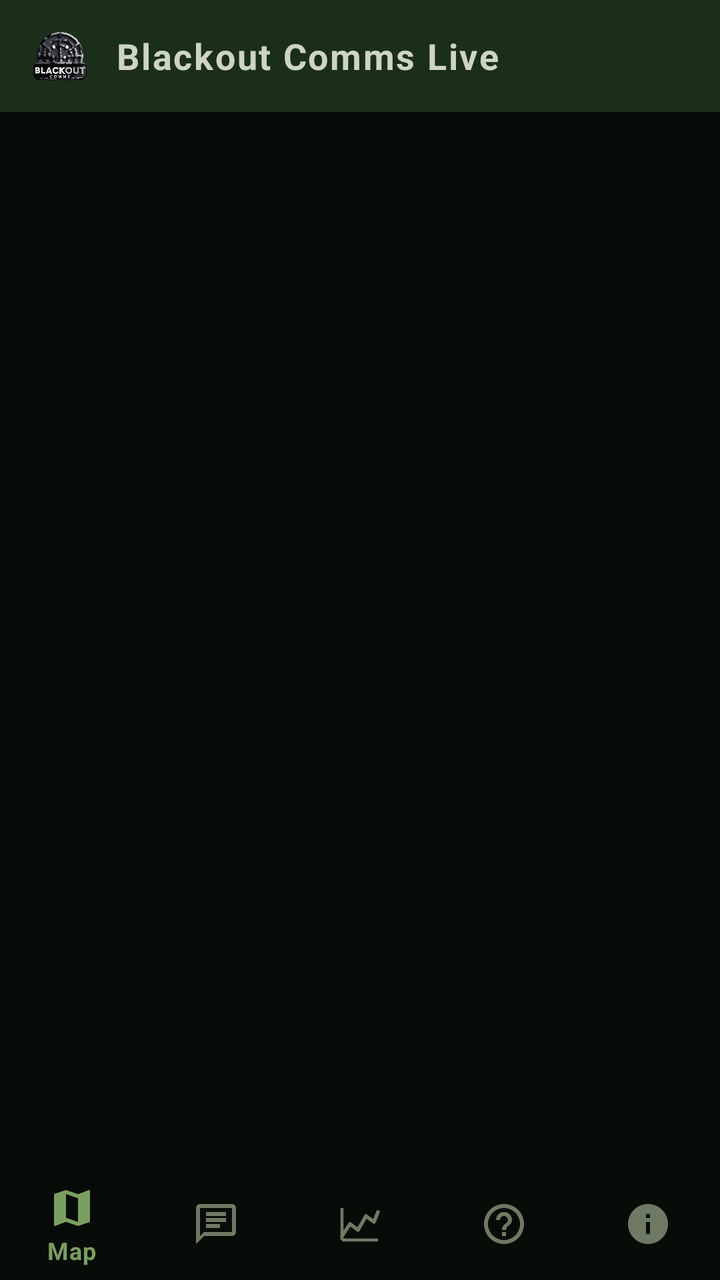
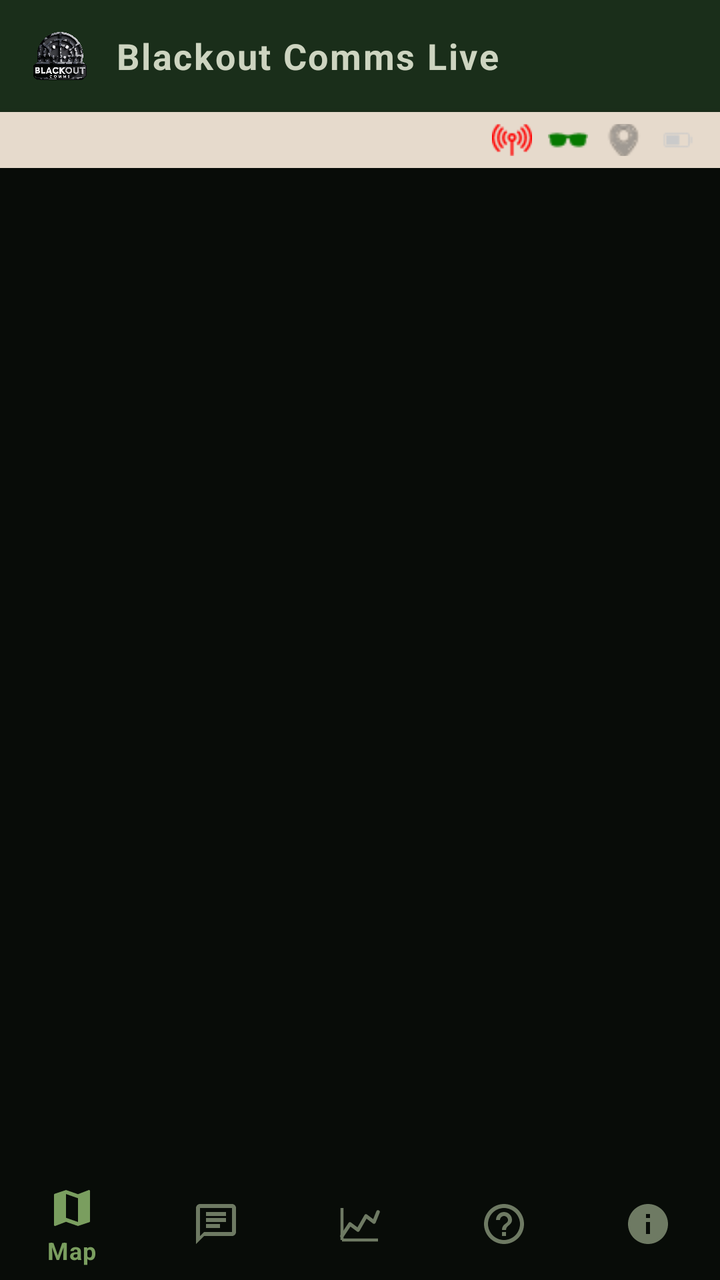

Before-and-after screenshots of an Android layout around one commit, followed by the original layout XML and the change that was made.
<!-- AndroidManifest.xml: application theme Theme.BlackoutCommsLive -->
<!-- res/layout/activity_main.xml -->
<?xml version="1.0" encoding="utf-8"?>
<LinearLayout
    xmlns:android="http://schemas.android.com/apk/res/android"
    xmlns:app="http://schemas.android.com/apk/res-auto"
    android:layout_width="match_parent"
    android:layout_height="match_parent"
    android:orientation="vertical"
    android:fitsSystemWindows="true">

    <com.google.android.material.appbar.AppBarLayout
        android:id="@+id/app_bar"
        android:layout_width="match_parent"
        android:layout_height="wrap_content"
        android:background="@color/primary">

        <androidx.appcompat.widget.Toolbar
            android:id="@+id/toolbar"
            android:layout_width="match_parent"
            android:layout_height="?attr/actionBarSize"
            android:background="@color/primary"
            app:contentInsetStart="0dp"
            app:contentInsetStartWithNavigation="0dp"
            app:titleTextColor="@color/text_primary"
            app:subtitleTextColor="@color/text_secondary">

            
            <LinearLayout
                android:layout_width="wrap_content"
                android:layout_height="match_parent"
                android:orientation="horizontal"
                android:gravity="center_vertical"
                android:paddingStart="12dp">

                <ImageView
                    android:id="@+id/toolbar_logo"
                    android:layout_width="36dp"
                    android:layout_height="36dp"
                    android:layout_marginEnd="10dp"
                    android:contentDescription="Blackout Comms logo"
                    android:scaleType="fitCenter"
                    android:src="@drawable/blackout_comms_logo" />

                <TextView
                    android:id="@+id/toolbar_title"
                    android:layout_width="wrap_content"
                    android:layout_height="wrap_content"
                    android:text="Blackout Comms Live"
                    android:textColor="@color/text_primary"
                    android:textSize="18sp"
                    android:textStyle="bold"
                    android:letterSpacing="0.05" />

            </LinearLayout>

        </androidx.appcompat.widget.Toolbar>

    </com.google.android.material.appbar.AppBarLayout>

    
    <FrameLayout
        android:id="@+id/fragment_container"
        android:layout_width="match_parent"
        android:layout_height="0dp"
        android:layout_weight="1" />

    <com.google.android.material.bottomnavigation.BottomNavigationView
        android:id="@+id/bottom_navigation"
        android:layout_width="match_parent"
        android:layout_height="wrap_content"
        android:background="@color/nav_background"
        app:itemIconTint="@color/nav_icon_tint"
        app:itemTextColor="@color/nav_text_tint"
        app:menu="@menu/bottom_nav_menu" />

</LinearLayout>
<!-- resources referenced by this layout -->
<resources>
  <color name="nav_background">#080C08</color>
  <color name="primary">#1A2E1A</color>
  <color name="text_primary">#CDD4C0</color>
  <color name="text_secondary">#6E7A63</color>
  <!-- drawable blackout_comms_logo: png bitmap (drawable, 278971 bytes) -->
  <style name="Theme.BlackoutCommsLive" parent="Theme.MaterialComponents.DayNight.NoActionBar">
          <item name="colorPrimary">@color/primary</item>
          <item name="colorPrimaryVariant">@color/primary_variant</item>
          <item name="colorOnPrimary">@color/text_primary</item>
          <item name="colorSecondary">@color/accent</item>
          <item name="colorOnSecondary">@color/background</item>
          <item name="android:colorBackground">@color/background</item>
          <item name="android:windowBackground">@color/background</item>
          <item name="bottomSheetDialogTheme">@style/BottomSheetDialogTheme</item>
          
          <item name="materialAlertDialogTheme">@style/AlertDialogTheme</item>
          
          <item name="alertDialogTheme">@style/AlertDialogTheme</item>
      </style>
  <color name="primary_variant">#0D1A0D</color>
  <color name="accent">#7A9E5F</color>
  <color name="background">#080C08</color>
  <style name="BottomSheetDialogTheme" parent="Theme.MaterialComponents.BottomSheetDialog">
          <item name="android:windowIsFloating">false</item>
          <item name="bottomSheetStyle">@style/BottomSheetStyle</item>
      </style>
  <style name="AlertDialogTheme" parent="ThemeOverlay.MaterialComponents.MaterialAlertDialog">
          <item name="colorSurface">@color/surface</item>
          <item name="colorOnSurface">@color/text_primary</item>
          <item name="colorPrimary">@color/accent</item>
          <item name="android:textColorPrimary">@color/text_primary</item>
          <item name="android:textColorSecondary">@color/text_secondary</item>
          <item name="buttonBarPositiveButtonStyle">@style/DialogButtonStyle</item>
          <item name="buttonBarNegativeButtonStyle">@style/DialogButtonStyle</item>
          <item name="buttonBarNeutralButtonStyle">@style/DialogButtonStyle</item>
      </style>
  <style name="BottomSheetStyle" parent="Widget.Design.BottomSheet.Modal">
          <item name="android:background">@color/surface</item>
      </style>
  <color name="surface">#0F140F</color>
  <style name="DialogButtonStyle" parent="Widget.MaterialComponents.Button.TextButton.Dialog">
          <item name="android:textColor">@color/accent</item>
      </style>
</resources>

<!-- the commit's change to res/layout/activity_main.xml (unified diff, before → after) -->
@@ -49,12 +49,15 @@
                     android:textSize="18sp"
                     android:textStyle="bold"
                     android:letterSpacing="0.05" />
-
             </LinearLayout>
 
         </androidx.appcompat.widget.Toolbar>
 
     </com.google.android.material.appbar.AppBarLayout>
+    <include
+        layout="@layout/status_bar_cluster"
+        android:layout_width="match_parent"
+        android:layout_height="28dp" />
 
     
     <FrameLayout
@@ -62,6 +65,12 @@
         android:layout_width="match_parent"
         android:layout_height="0dp"
         android:layout_weight="1" />
+
+    <include
+        layout="@layout/overlay_mc_mode"
+        android:id="@+id/mc_overlay"
+        android:layout_width="match_parent"
+        android:layout_height="match_parent" />
 
     <com.google.android.material.bottomnavigation.BottomNavigationView
         android:id="@+id/bottom_navigation"
@@ -73,3 +82,137 @@
         app:menu="@menu/bottom_nav_menu" />
 
 </LinearLayout>
+<!-- res/layout/status_bar_cluster.xml (included above) -->
+<?xml version="1.0" encoding="utf-8"?>
+<LinearLayout xmlns:android="http://schemas.android.com/apk/res/android"
+    android:id="@+id/status_bar_container"
+    android:layout_width="match_parent"
+    android:layout_height="28dp"
+    android:minHeight="28dp"
+    android:orientation="horizontal"
+    android:paddingStart="12dp"
+    android:paddingEnd="12dp"
+    android:paddingTop="6dp"
+    android:paddingBottom="6dp"
+    android:background="@color/secondary_background"
+    android:gravity="center_vertical"
+    android:elevation="2dp">
+
+    
+    <TextView
+        android:id="@+id/tv_frequency"
+        android:layout_width="wrap_content"
+        android:layout_height="wrap_content"
+        android:text="                  "
+        android:textSize="12sp"
+        android:textStyle="bold"
+        android:textColor="@color/primary"
+        android:letterSpacing="0.02"
+        android:singleLine="true"
+        android:ellipsize="end"
+        android:maxWidth="140dp"    />
+
+    
+    <View
+        android:layout_width="0dp"
+        android:layout_height="wrap_content"
+        android:layout_weight="1" />
+
+    
+    <TextView
+        android:id="@+id/tv_temperature"
+        android:layout_width="wrap_content"
+        android:layout_height="wrap_content"
+        android:layout_marginStart="10dp"
+        android:textSize="11.5sp"
+        android:textColor="@color/color_blue"
+        android:textStyle="bold"
+        android:visibility="gone"
+        android:text="100.0°" />
+
+    
+    <ImageView
+        android:id="@+id/icon_signal"
+        android:layout_width="20dp"
+        android:layout_height="20dp"
+        android:layout_marginStart="12dp"
+        android:src="@drawable/antenna_red"
+        android:scaleType="fitCenter"
+        android:contentDescription="Signal Quality" />
+
+    
+    <ImageView
+        android:id="@+id/icon_mc"
+        android:layout_width="20dp"
+        android:layout_height="20dp"
+        android:layout_marginStart="8dp"
+        android:scaleType="fitCenter"
+        android:src="@drawable/meshcore"
+        android:contentDescription="MeshCore Mode"
+        android:visibility="gone" />   
+
+    
+    <ImageView
+        android:id="@+id/icon_stealth"
+        android:layout_width="20dp"
+        android:layout_height="20dp"
+        android:layout_marginStart="8dp"
+        android:scaleType="fitCenter"
+        android:src="@drawable/stealth_disabled"
+        android:contentDescription="Stealth Mode" />
+
+    
+    <ImageView
+        android:id="@+id/icon_gps"
+        android:layout_width="20dp"
+        android:layout_height="20dp"
+        android:layout_marginStart="8dp"
+        android:src="@drawable/gps_disabled"
+        android:scaleType="centerInside"
+        android:adjustViewBounds="true"
+        android:padding="1dp"
+        android:contentDescription="GPS Status" />
+
+    
+    <ImageView
+        android:id="@+id/icon_battery"
+        android:layout_width="18dp"
+        android:layout_height="18dp"
+        android:layout_marginStart="8dp"
+        android:src="@drawable/battery_unknown"
+        android:scaleType="centerInside"
+        android:padding="1dp"
+        android:contentDescription="Battery Level"
+        />
+
+</LinearLayout>
+<!-- res/layout/overlay_mc_mode.xml (included above) -->
+<?xml version="1.0" encoding="utf-8"?>
+<LinearLayout xmlns:android="http://schemas.android.com/apk/res/android"
+    android:layout_width="match_parent"
+    android:layout_height="match_parent"
+    android:background="#80000000"
+    android:gravity="center"
+    android:orientation="vertical"
+    android:visibility="gone">
+
+    <TextView
+        android:layout_width="wrap_content"
+        android:layout_height="wrap_content"
+        android:text="MeshCore Mode"
+        android:textSize="24sp"
+        android:textStyle="bold"
+        android:textColor="#FFFFFF" />
+
+    <TextView
+        android:layout_width="wrap_content"
+        android:layout_height="wrap_content"
+        android:layout_marginTop="12dp"
+        android:text="Map, Messages, and Traffic views are only available\nin Blackout Comms Native or BC via MC modes."
+        android:textSize="16sp"
+        android:textColor="#CCCCCC"
+        android:gravity="center"
+        android:paddingStart="32dp"
+        android:paddingEnd="32dp" />
+
+</LinearLayout>
<!-- resource entries referenced after the edit -->
@@ -1,10 +1,17 @@
 <!-- resources referenced by this layout -->
 <resources>
+  <color name="color_blue">#3A6A8A</color>
   <color name="nav_background">#080C08</color>
   <color name="primary">#1A2E1A</color>
+  <color name="secondary_background">#E6DACC</color>
   <color name="text_primary">#CDD4C0</color>
   <color name="text_secondary">#6E7A63</color>
+  <!-- drawable antenna_red: png bitmap (drawable, 2891 bytes) -->
+  <!-- drawable battery_unknown: png bitmap (drawable, 3998 bytes) -->
   <!-- drawable blackout_comms_logo: png bitmap (drawable, 278971 bytes) -->
+  <!-- drawable gps_disabled: png bitmap (drawable, 4323 bytes) -->
+  <!-- drawable meshcore: png bitmap (drawable, 4574 bytes) -->
+  <!-- drawable stealth_disabled: png bitmap (drawable, 3877 bytes) -->
   <style name="Theme.BlackoutCommsLive" parent="Theme.MaterialComponents.DayNight.NoActionBar">
           <item name="colorPrimary">@color/primary</item>
           <item name="colorPrimaryVariant">@color/primary_variant</item>
